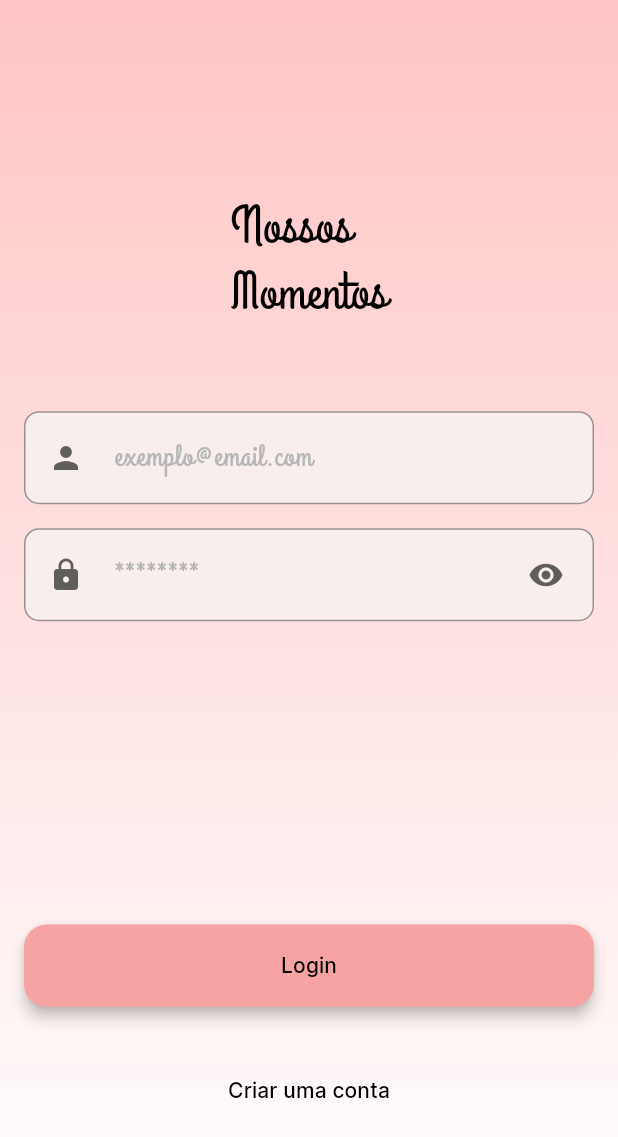
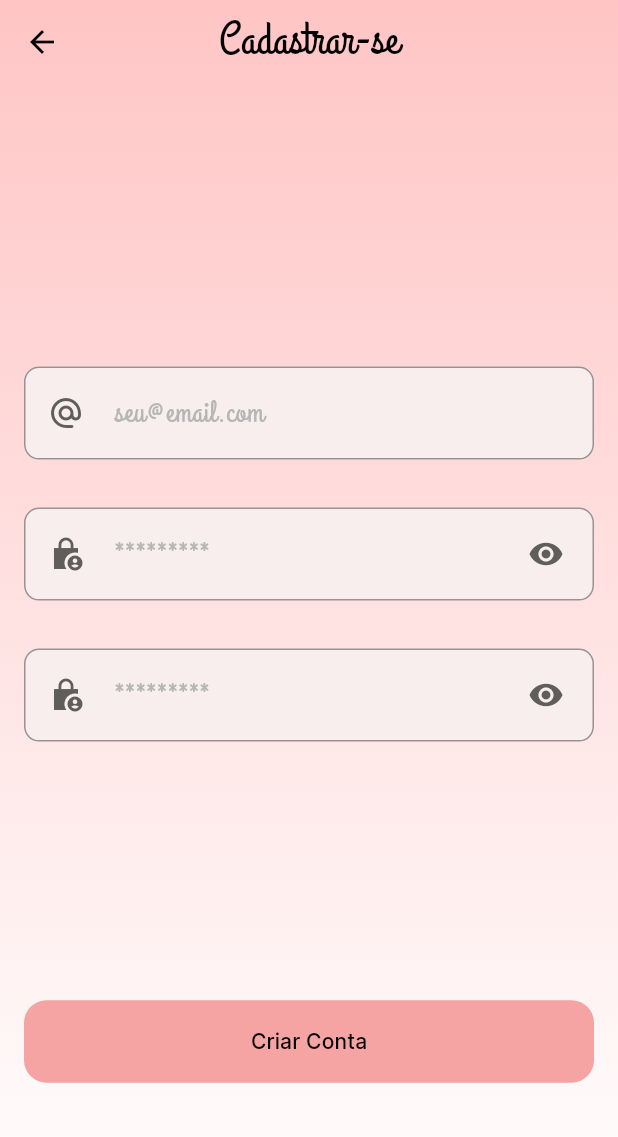
Before and after one commit to iCarvalho7/our_moments, a Flutter app: the screen it shows after launch, after a tap on "Criar uma conta", on a phone screen of 412 x 824 dp. Shown: the top 1137 px of the screen. Run offline on Flutter 3.47's test engine with Material 3 defaults, Android fonts, the phone set to English and light mode, and no system bars; our stand-ins replace carousel_slider, cloud_firestore, file_picker, firebase_auth, firebase_core, firebase_storage and 6 more; missing offline and left inert: time_machine; accounts and stored records are empty.

Commit message:
wip: added sign up

```diff
--- a/lib/modules/core/presenter/routes.dart
+++ b/lib/modules/core/presenter/routes.dart
@@ -1,5 +1,6 @@
 import 'package:flutter/material.dart';
 import 'package:nossos_momentos/modules/login/presentation/page/login_page.dart';
+import 'package:nossos_momentos/modules/signup/presentation/page/sign_up_page.dart';
 
 import '../../moment/presenter/page/add_moment_page.dart';
 import '../../stories/presenter/page/story_page.dart';
@@ -9,6 +10,10 @@ enum AppRoute {
   login(
     '//login',
     LoginPage()
+  ),
+  signup(
+      '//register_user',
+      SignUpPage()
   ),
   timeLine(
     '//time_line',
--- /dev/null
+++ b/lib/modules/core/presenter/widgets/background_gradient.dart
@@ -0,0 +1,21 @@
+import 'package:flutter/material.dart';
+
+import '../../utils/theme/app_theme.dart';
+
+class BackgroundGradient extends StatelessWidget {
+  const BackgroundGradient({super.key});
+
+  @override
+  Widget build(BuildContext context) {
+    return Container(
+      decoration: const BoxDecoration(
+        gradient: LinearGradient(
+          begin: Alignment.topCenter,
+          end: Alignment.bottomCenter,
+          colors: AppColors.loginGradient,
+          stops: [0.0, 1.0],
+        ),
+      ),
+    );
+  }
+}
--- a/lib/modules/core/presenter/widgets/custom_delete_dialog.dart
+++ b/lib/modules/core/presenter/widgets/custom_delete_dialog.dart
@@ -5,8 +5,8 @@ class CustomDeleteDialog extends StatefulWidget {
   const CustomDeleteDialog({
     required this.text,
     required this.onTapPositive,
-    Key? key,
-  }) : super(key: key);
+    super.key,
+  });
 
   final String text;
   final VoidCallback onTapPositive;
--- a/lib/modules/core/presenter/widgets/gradient_mask.dart
+++ b/lib/modules/core/presenter/widgets/gradient_mask.dart
@@ -3,10 +3,10 @@ import 'package:flutter/material.dart';
 class GradientMask extends StatelessWidget {
 
   const GradientMask({
-    Key? key,
+    super.key,
     required this.child,
     required this.colors,
-  }) : super(key: key);
+  });
 
   final Widget child;
   final List<Color> colors;
--- a/lib/modules/core/presenter/widgets/loading_effect.dart
+++ b/lib/modules/core/presenter/widgets/loading_effect.dart
@@ -4,7 +4,7 @@ import 'package:shimmer/shimmer.dart';
 class LoadingEffect extends StatelessWidget {
   final Widget child;
 
-  const LoadingEffect({Key? key, required this.child}) : super(key: key);
+  const LoadingEffect({super.key, required this.child});
 
   @override
   Widget build(BuildContext context) {
--- /dev/null
+++ b/lib/modules/core/presenter/widgets/primary_app_bar.dart
@@ -0,0 +1,22 @@
+import 'package:flutter/material.dart';
+
+class PrimaryAppBar extends StatelessWidget implements PreferredSizeWidget {
+
+  const PrimaryAppBar({super.key, required this.title, this.icons});
+
+  final String title;
+  final List<Widget>? icons;
+
+  @override
+  Widget build(BuildContext context) {
+    return AppBar(
+      backgroundColor: Colors.transparent,
+      title: Text(title),
+      centerTitle: true,
+      actions: icons,
+    );
+  }
+
+  @override
+  Size get preferredSize => const Size.fromHeight(kToolbarHeight);
+}
--- a/lib/modules/login/data/data_source/auth_remote_data_source.dart
+++ b/lib/modules/login/data/data_source/auth_remote_data_source.dart
@@ -1,3 +1,5 @@
 abstract class AuthRemoteDataSource {
   Future<void> signIn(String username, String password);
+
+  Future<void> signUp(String username, String password);
 }
--- a/lib/modules/login/data/external/firebase_auth_remote_data_source.dart
+++ b/lib/modules/login/data/external/firebase_auth_remote_data_source.dart
@@ -15,4 +15,9 @@ class FirebaseAuthRemoteDataSource extends AuthRemoteDataSource {
       password: password,
     );
   }
+
+  @override
+  Future<void> signUp(String username, String password) {
+    return firebaseAuth.createUserWithEmailAndPassword(email: username, password: password);
+  }
 }
--- a/lib/modules/login/data/repository/auth_repository_impl.dart
+++ b/lib/modules/login/data/repository/auth_repository_impl.dart
@@ -13,4 +13,9 @@ class AuthRepositoryImpl extends AuthRepository {
   Future<void> signIn(String username, String password) {
     return dataSource.signIn(username, password);
   }
+
+  @override
+  Future<void> signUp(String username, String password) {
+    return dataSource.signUp(username, password);
+  }
 }
--- a/lib/modules/login/domain/repository/auth_repository.dart
+++ b/lib/modules/login/domain/repository/auth_repository.dart
@@ -1,3 +1,5 @@
 abstract class AuthRepository {
   Future<void> signIn(String username, String password);
+
+  Future<void> signUp(String username, String password);
 }
--- a/lib/modules/login/presentation/page/login_page.dart
+++ b/lib/modules/login/presentation/page/login_page.dart
@@ -3,9 +3,12 @@ import 'package:flutter/material.dart';
 import 'package:flutter/widgets.dart';
 import 'package:flutter_bloc/flutter_bloc.dart';
 import 'package:nossos_momentos/di/injection.dart';
+import 'package:nossos_momentos/modules/core/presenter/widgets/background_gradient.dart';
+import 'package:nossos_momentos/modules/core/presenter/widgets/dialog_loading.dart';
 import 'package:nossos_momentos/modules/core/utils/string_ext/string_ext.dart';
 import 'package:nossos_momentos/modules/core/utils/theme/app_theme.dart';
 
+import '../../../core/presenter/routes.dart';
 import '../bloc/login_bloc.dart';
 import '../widget/login_text_field.dart';
 
@@ -18,14 +21,14 @@ class LoginPage extends StatefulWidget {
 
 class _LoginPageState extends State<LoginPage> {
   final _userNameTextController = TextEditingController();
+
+  String get username => _userNameTextController.text;
+  String? _usernameErrorText;
+
   final _passwordTextController = TextEditingController();
 
-  String? _usernameErrorText;
+  String get password => _passwordTextController.text;
   String? _passwordErrorText;
-
-  String get username => _userNameTextController.text;
-
-  String get password => _passwordTextController.text;
 
   bool get hasError => _usernameErrorText != null || _passwordErrorText != null;
 
@@ -56,22 +59,15 @@ class _LoginPageState extends State<LoginPage> {
             body: SafeArea(
               child: Stack(
                 children: [
-                  Container(
-                    decoration: const BoxDecoration(
-                      gradient: LinearGradient(
-                        begin: Alignment.topCenter,
-                        end: Alignment.bottomCenter,
-                        colors: AppColors.loginGradient,
-                        stops: [0.0, 1.0],
-                      ),
-                    ),
-                  ),
+                  const BackgroundGradient(),
                   Container(
                     alignment: Alignment.center,
                     padding: const EdgeInsets.all(16.0),
                     child: LayoutBuilder(
                       builder: (context, constraints) {
-                        final width = constraints.maxWidth > 1200 ? 500.0 : constraints.maxWidth;
+                        final width = constraints.maxWidth > 1200
+                            ? 500.0
+                            : constraints.maxWidth;
                         return SizedBox(
                           width: width,
                           child: Column(
@@ -111,7 +107,10 @@ class _LoginPageState extends State<LoginPage> {
                               ),
                               kSpacerHeight32,
                               TextButton(
-                                onPressed: () {},
+                                onPressed: () {
+                                  Navigator.pushNamed(
+                                      context, AppRoute.signup.tag);
+                                },
                                 child: const Text('Criar uma conta'),
                               ),
                               const Spacer(flex: 1),
@@ -170,22 +169,7 @@ class _LoginPageState extends State<LoginPage> {
     }
 
     if (state is LoginLoading) {
-      var backgroundColor = Colors.transparent;
-
-      showDialog(
-        context: context,
-        barrierColor: backgroundColor,
-        builder: (_) {
-          return AlertDialog(
-            backgroundColor: backgroundColor,
-            shadowColor: backgroundColor,
-            surfaceTintColor: backgroundColor,
-            content: const Center(
-              child: CircularProgressIndicator(),
-            ),
-          );
-        },
-      );
+      showLoading(context);
     }
 
     if (state is LoginSuccess) {
--- a/lib/modules/login/presentation/widget/login_text_field.dart
+++ b/lib/modules/login/presentation/widget/login_text_field.dart
@@ -1,10 +1,10 @@
 import 'package:flutter/material.dart';
 
-class LoginTextField extends StatelessWidget {
+class LoginTextField extends StatefulWidget {
   const LoginTextField({
     super.key,
     required this.hint,
-    required this.startIcon,
+    this.startIcon,
     required this.controller,
     this.errorText,
     this.endIcon,
@@ -12,35 +12,60 @@ class LoginTextField extends StatelessWidget {
   });
 
   final String hint;
-  final IconData startIcon;
+  final IconData? startIcon;
   final IconData? endIcon;
   final String? errorText;
   final TextEditingController controller;
   final bool isPassword;
 
   @override
+  State<LoginTextField> createState() => _LoginTextFieldState();
+}
+
+class _LoginTextFieldState extends State<LoginTextField> {
+  bool isPasswordVisible = false;
+
+  @override
   Widget build(BuildContext context) {
     return TextField(
-      controller: controller,
+      controller: widget.controller,
       textAlign: TextAlign.start,
       style: const TextStyle(
         fontFamily: 'GrandHotel',
         fontSize: 20,
       ),
-      obscureText: isPassword,
-      enableSuggestions: !isPassword,
-      autocorrect: !isPassword,
+      obscureText: widget.isPassword ? !isPasswordVisible : false,
+      enableSuggestions: !widget.isPassword,
+      autocorrect: !widget.isPassword,
       decoration: InputDecoration(
-        hintText: hint,
-        errorText: errorText,
-        prefixIcon: Padding(
-          padding: const EdgeInsets.symmetric(horizontal: 16.0),
-          child: Icon(startIcon, size: 24),
-        ),
-        suffixIcon: endIcon != null
+        hintText: widget.hint,
+        errorText: widget.errorText,
+        prefixIcon: widget.startIcon != null
             ? Padding(
-                padding: const EdgeInsets.only(right: 16.0),
-                child: Icon(endIcon, size: 24),
+                padding: const EdgeInsets.symmetric(horizontal: 16.0),
+                child: Icon(widget.startIcon, size: 24),
+              )
+            : null,
+        suffixIcon: widget.endIcon != null
+            ? GestureDetector(
+                onTap: () {
+                  if (widget.isPassword) {
+                    setState(() {
+                      isPasswordVisible = !isPasswordVisible;
+                    });
+                  }
+                },
+                child: Padding(
+                  padding: const EdgeInsets.only(right: 16.0),
+                  child: Icon(
+                    widget.isPassword
+                        ? isPasswordVisible
+                            ? Icons.visibility_off
+                            : widget.endIcon
+                        : widget.endIcon,
+                    size: 24,
+                  ),
+                ),
               )
             : null,
       ),
--- /dev/null
+++ b/lib/modules/signup/domain/sign_up_use_case.dart
@@ -0,0 +1,15 @@
+import 'package:injectable/injectable.dart';
+import 'package:nossos_momentos/modules/core/use_case/use_case.dart';
+import 'package:nossos_momentos/modules/login/domain/repository/auth_repository.dart';
+import 'package:nossos_momentos/modules/login/domain/use_case/sign_in_use_case.dart';
+
+@injectable
+class SignUpUseCase extends AsyncUseCase<void, SignInParam> {
+  final AuthRepository _authRepository;
+
+  SignUpUseCase(this._authRepository);
+
+  @override
+  Future<void> execute(SignInParam params) =>
+      _authRepository.signUp(params.username, params.password);
+}
--- /dev/null
+++ b/lib/modules/signup/presentation/bloc/sign_up_bloc.dart
@@ -0,0 +1,36 @@
+import 'dart:async';
+
+import 'package:flutter_bloc/flutter_bloc.dart';
+import 'package:injectable/injectable.dart';
+import 'package:nossos_momentos/modules/login/domain/use_case/sign_in_use_case.dart';
+import 'package:nossos_momentos/modules/signup/domain/sign_up_use_case.dart';
+
+part 'sign_up_event.dart';
+
+part 'sign_up_state.dart';
+
+@injectable
+class SignUpBloc extends Bloc<SignUpEvent, SignUpState> {
+  SignUpBloc(this._signUpUseCase) : super(SignUpInitial()) {
+    on<SignUpEventCreateAccount>(_signUp);
+  }
+
+  final SignUpUseCase _signUpUseCase;
+
+  FutureOr<void> _signUp(
+    SignUpEventCreateAccount event,
+    Emitter<SignUpState> emit,
+  ) async {
+    emit(SignUpLoading());
+
+    final res =
+        await _signUpUseCase.call(SignInParam(event.username, event.password));
+
+    if (res.isError) {
+      emit(SignUpError());
+      return;
+    }
+
+    emit(SignUpSuccess());
+  }
+}
--- /dev/null
+++ b/lib/modules/signup/presentation/bloc/sign_up_event.dart
@@ -0,0 +1,10 @@
+part of 'sign_up_bloc.dart';
+
+sealed class SignUpEvent {}
+
+final class SignUpEventCreateAccount extends SignUpEvent {
+  final String username;
+  final String password;
+
+  SignUpEventCreateAccount({required this.username, required this.password});
+}
--- /dev/null
+++ b/lib/modules/signup/presentation/bloc/sign_up_state.dart
@@ -0,0 +1,11 @@
+part of 'sign_up_bloc.dart';
+
+sealed class SignUpState {}
+
+final class SignUpInitial extends SignUpState {}
+
+final class SignUpLoading extends SignUpState {}
+
+final class SignUpError extends SignUpState {}
+
+final class SignUpSuccess extends SignUpState {}
--- /dev/null
+++ b/lib/modules/signup/presentation/page/sign_up_page.dart
@@ -0,0 +1,179 @@
+import 'package:flutter/material.dart';
+import 'package:flutter_bloc/flutter_bloc.dart';
+import 'package:nossos_momentos/di/injection.dart';
+import 'package:nossos_momentos/modules/core/presenter/widgets/dialog_loading.dart';
+import 'package:nossos_momentos/modules/core/utils/string_ext/string_ext.dart';
+import 'package:nossos_momentos/modules/core/utils/theme/app_theme.dart';
+import 'package:nossos_momentos/modules/signup/presentation/bloc/sign_up_bloc.dart';
+
+import '../../../core/presenter/widgets/background_gradient.dart';
+import '../../../core/presenter/widgets/primary_app_bar.dart';
+import '../../../login/presentation/widget/login_text_field.dart';
+
+class SignUpPage extends StatefulWidget {
+  const SignUpPage({super.key});
+
+  @override
+  State<SignUpPage> createState() => _SignUpPageState();
+}
+
+class _SignUpPageState extends State<SignUpPage> {
+  final _emailController = TextEditingController();
+  String? _emailErrorTxt;
+
+  String get email => _emailController.text;
+
+  final _passwordController = TextEditingController();
+  String? _passwordErrorTxt;
+
+  String get password => _passwordController.text;
+
+  final _confirmPasswordController = TextEditingController();
+  String? _confirmPasswordErrorTxt;
+
+  String get confirmPassword => _confirmPasswordController.text;
+
+  @override
+  void initState() {
+    super.initState();
+    _emailController.addListener(() {
+      setState(() {
+        _emailErrorTxt = null;
+      });
+    });
+
+    _passwordController.addListener(() {
+      setState(() {
+        _passwordErrorTxt = null;
+        _confirmPasswordErrorTxt = null;
+      });
+    });
+
+    _confirmPasswordController.addListener(() {
+      setState(() {
+        _confirmPasswordErrorTxt = null;
+      });
+    });
+  }
+
+  @override
+  void dispose() {
+    super.dispose();
+    _emailController.dispose();
+    _passwordController.dispose();
+    _confirmPasswordController.dispose();
+  }
+
+  @override
+  Widget build(BuildContext context) {
+    return BlocProvider(
+      create: (context) => getIt<SignUpBloc>(),
+      child: BlocConsumer<SignUpBloc, SignUpState>(
+        listener: _handleStateChanges,
+        builder: (context, state) {
+          return Stack(
+            children: [
+              const BackgroundGradient(),
+              Scaffold(
+                backgroundColor: Colors.transparent,
+                appBar: const PrimaryAppBar(title: 'Cadastrar-se'),
+                body: Padding(
+                  padding: const EdgeInsets.all(16.0),
+                  child: Column(
+                    children: [
+                      const Spacer(flex: 2),
+                      LoginTextField(
+                        startIcon: Icons.alternate_email_rounded,
+                        errorText: _emailErrorTxt,
+                        hint: 'seu@email.com',
+                        controller: _emailController,
+                      ),
+                      kSpacerHeight32,
+                      LoginTextField(
+                        startIcon: Icons.lock_person_sharp,
+                        endIcon: Icons.remove_red_eye,
+                        errorText: _passwordErrorTxt,
+                        isPassword: true,
+                        hint: '*********',
+                        controller: _passwordController,
+                      ),
+                      kSpacerHeight32,
+                      LoginTextField(
+                        startIcon: Icons.lock_person_sharp,
+                        endIcon: Icons.remove_red_eye,
+                        hint: '*********',
+                        isPassword: true,
+                        errorText: _confirmPasswordErrorTxt,
+                        controller: _confirmPasswordController,
+                      ),
+                      const Spacer(flex: 2),
+                      OutlinedButton(
+                        onPressed: () => _signUp(context),
+                        child: const Text('Criar Conta'),
+                      ),
+                      const Spacer(),
+                    ],
+                  ),
+                ),
+              )
+            ],
+          );
+        },
+      ),
+    );
+  }
+
+  void _signUp(BuildContext context) {
+    if (password.isEmpty) {
+      _passwordErrorTxt = 'Senha está vazia';
+    }
+
+    if(password.length < 6) {
+      _passwordErrorTxt = 'Senha precisa ser maior de 6 caracteres';
+    }
+
+    if (confirmPassword.isEmpty) {
+      _confirmPasswordErrorTxt = 'Confirme a sua senha';
+    }
+
+    if (!email.isEmail) {
+      _emailErrorTxt = 'Insira um email válido';
+    }
+
+    if (password != confirmPassword) {
+      _passwordErrorTxt = '';
+      _confirmPasswordErrorTxt = 'Senhas não coincidem';
+    }
+
+    if (!hasError) {
+      context
+          .read<SignUpBloc>()
+          .add(SignUpEventCreateAccount(username: email, password: password));
+    }
+
+    setState(() {});
+  }
+
+  bool get hasError =>
+      _passwordErrorTxt != null ||
+      _confirmPasswordErrorTxt != null ||
+      _emailErrorTxt != null;
+
+  void _handleStateChanges(BuildContext context, SignUpState state) {
+    if (state is SignUpLoading) {
+      showLoading(context);
+    }
+
+    if (state is SignUpError) {
+      Navigator.of(context).pop();
+      ScaffoldMessenger.of(context)
+          .showSnackBar(const SnackBar(content: Text('Erro ao criar usuário')));
+    }
+
+    if (state is SignUpSuccess) {
+      Navigator.of(context).pop();
+      ScaffoldMessenger.of(context)
+          .showSnackBar(const SnackBar(backgroundColor: Colors.white, content: Text('Usuário criado com sucesso')));
+    }
+  }
+}
```
Also changed, not shown: lib/modules/core/presenter/widgets/dialog_loading.dart (added, +20 -0 lines), lib/di/injection.config.dart.
